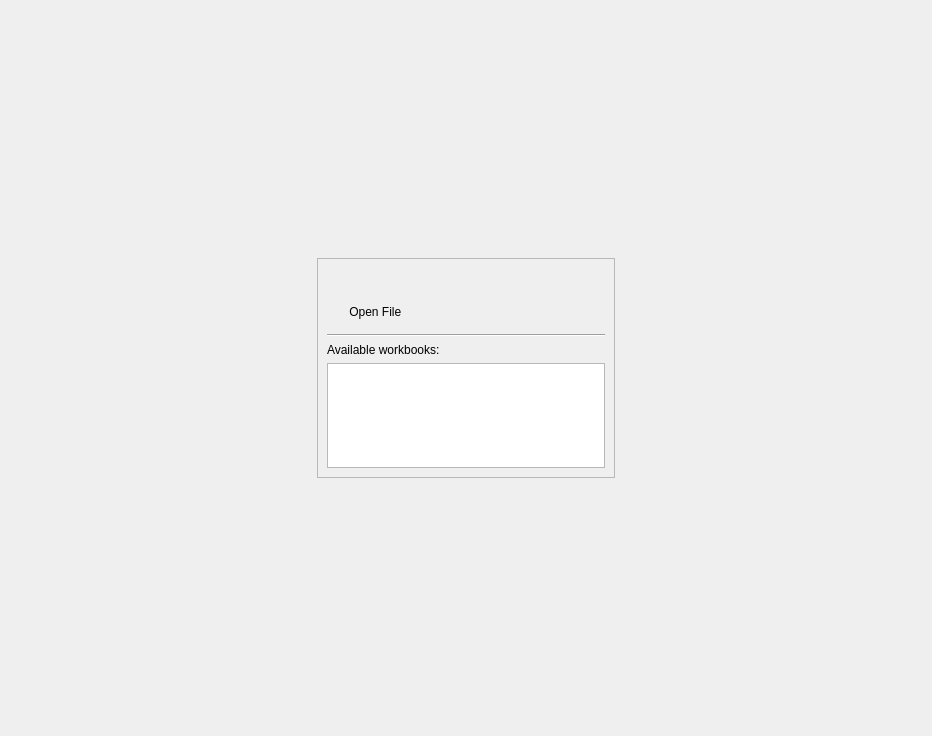
Qt form resources/selector.ui (lesca-research/piccel) before a commit.
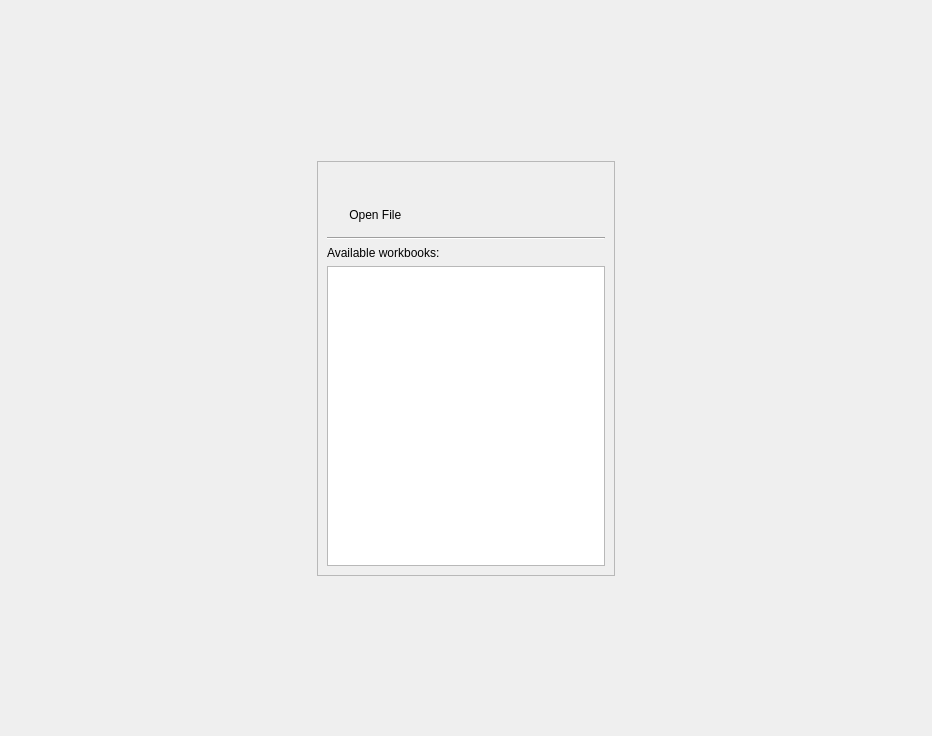
The same form after that commit.

Patch:
```diff
--- a/resources/selector.ui
+++ b/resources/selector.ui
@@ -127,6 +127,12 @@
          </item>
          <item>
           <widget class="QListWidget" name="recent_list">
+           <property name="minimumSize">
+            <size>
+             <width>0</width>
+             <height>300</height>
+            </size>
+           </property>
            <property name="horizontalScrollBarPolicy">
             <enum>Qt::ScrollBarAlwaysOff</enum>
            </property>
```
